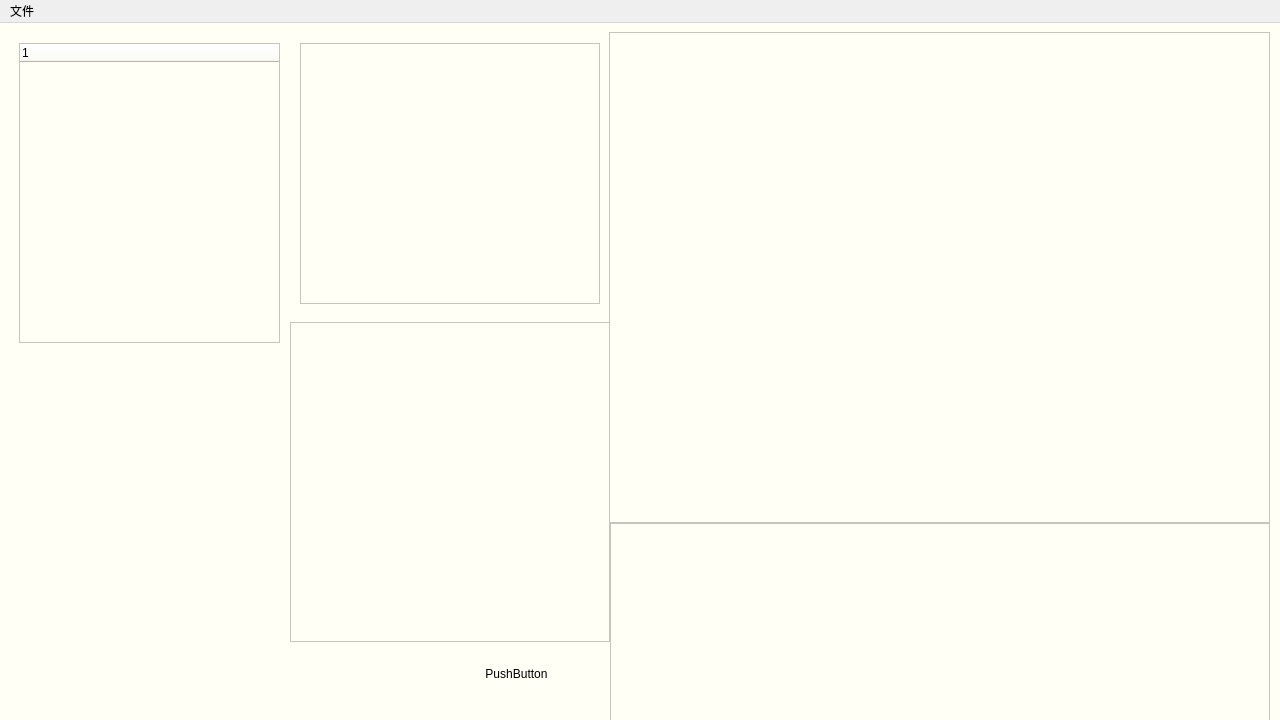
The window that mainwindow.ui (Dumeng/emore) describes before a commit, drawn with Qt 5.
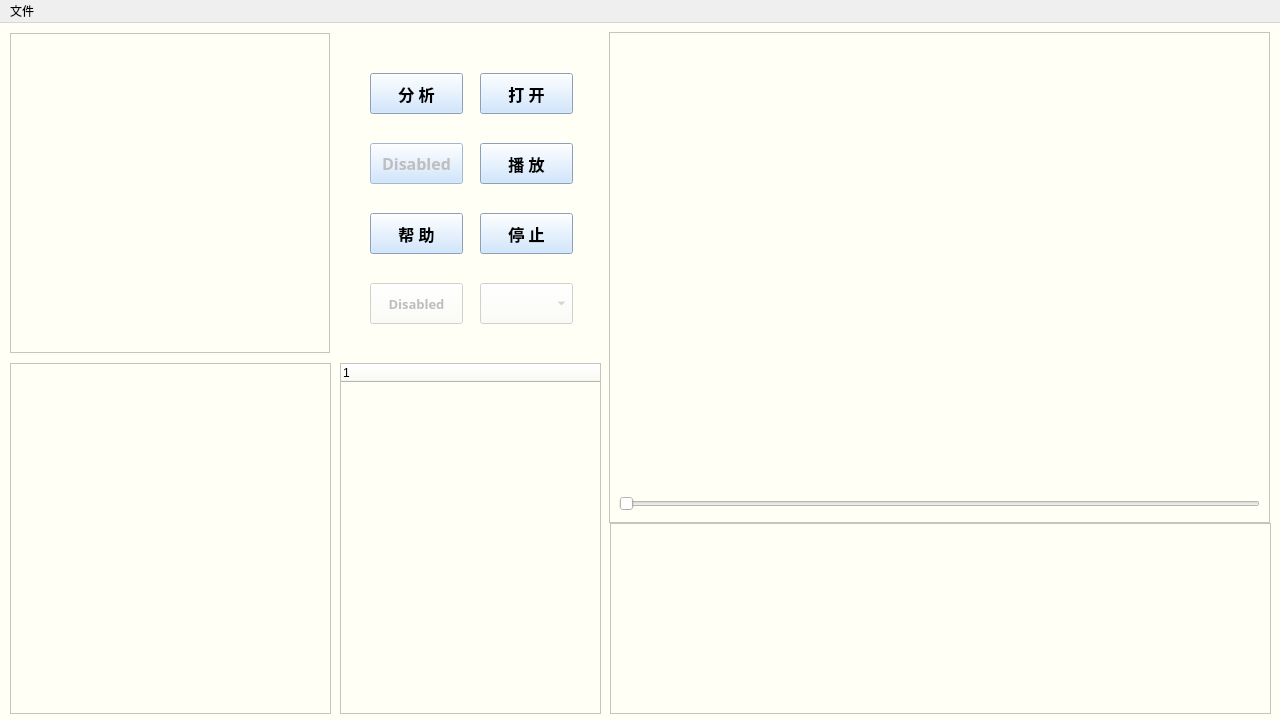
The same window after the commit. Custom widgets are drawn as their Qt base class.

What changed in the file:
```diff
--- a/mainwindow.ui
+++ b/mainwindow.ui
@@ -10,13 +10,56 @@
     <height>720</height>
    </rect>
   </property>
+  <property name="minimumSize">
+   <size>
+    <width>1280</width>
+    <height>720</height>
+   </size>
+  </property>
+  <property name="palette">
+   <palette>
+    <active>
+     <colorrole role="Button">
+      <brush brushstyle="SolidPattern">
+       <color alpha="255">
+        <red>178</red>
+        <green>235</green>
+        <blue>240</blue>
+       </color>
+      </brush>
+     </colorrole>
+    </active>
+    <inactive>
+     <colorrole role="Button">
+      <brush brushstyle="SolidPattern">
+       <color alpha="255">
+        <red>178</red>
+        <green>235</green>
+        <blue>240</blue>
+       </color>
+      </brush>
+     </colorrole>
+    </inactive>
+    <disabled>
+     <colorrole role="Button">
+      <brush brushstyle="SolidPattern">
+       <color alpha="255">
+        <red>178</red>
+        <green>235</green>
+        <blue>240</blue>
+       </color>
+      </brush>
+     </colorrole>
+    </disabled>
+   </palette>
+  </property>
   <property name="font">
    <font>
     <family>Arial</family>
    </font>
   </property>
   <property name="windowTitle">
-   <string>MainWindow</string>
+   <string>eMore</string>
   </property>
   <widget class="QWidget" name="centralWidget">
    <property name="autoFillBackground">
@@ -28,28 +71,131 @@
    <widget class="QPushButton" name="pushButton">
     <property name="geometry">
      <rect>
-      <x>470</x>
-      <y>630</y>
+      <x>480</x>
+      <y>120</y>
       <width>93</width>
       <height>41</height>
      </rect>
     </property>
+    <property name="palette">
+     <palette>
+      <active>
+       <colorrole role="Button">
+        <brush brushstyle="SolidPattern">
+         <color alpha="255">
+          <red>195</red>
+          <green>224</green>
+          <blue>255</blue>
+         </color>
+        </brush>
+       </colorrole>
+       <colorrole role="Base">
+        <brush brushstyle="SolidPattern">
+         <color alpha="255">
+          <red>195</red>
+          <green>224</green>
+          <blue>255</blue>
+         </color>
+        </brush>
+       </colorrole>
+       <colorrole role="Window">
+        <brush brushstyle="SolidPattern">
+         <color alpha="255">
+          <red>195</red>
+          <green>224</green>
+          <blue>255</blue>
+         </color>
+        </brush>
+       </colorrole>
+      </active>
+      <inactive>
+       <colorrole role="Button">
+        <brush brushstyle="SolidPattern">
+         <color alpha="255">
+          <red>195</red>
+          <green>224</green>
+          <blue>255</blue>
+         </color>
+        </brush>
+       </colorrole>
+       <colorrole role="Base">
+        <brush brushstyle="SolidPattern">
+         <color alpha="255">
+          <red>195</red>
+          <green>224</green>
+          <blue>255</blue>
+         </color>
+        </brush>
+       </colorrole>
+       <colorrole role="Window">
+        <brush brushstyle="SolidPattern">
+         <color alpha="255">
+          <red>195</red>
+          <green>224</green>
+          <blue>255</blue>
+         </color>
+        </brush>
+       </colorrole>
+      </inactive>
+      <disabled>
+       <colorrole role="Button">
+        <brush brushstyle="SolidPattern">
+         <color alpha="255">
+          <red>195</red>
+          <green>224</green>
+          <blue>255</blue>
+         </color>
+        </brush>
+       </colorrole>
+       <colorrole role="Base">
+        <brush brushstyle="SolidPattern">
+         <color alpha="255">
+          <red>195</red>
+          <green>224</green>
+          <blue>255</blue>
+         </color>
+        </brush>
+       </colorrole>
+       <colorrole role="Window">
+        <brush brushstyle="SolidPattern">
+         <color alpha="255">
+          <red>195</red>
+          <green>224</green>
+          <blue>255</blue>
+         </color>
+        </brush>
+       </colorrole>
+      </disabled>
+     </palette>
+    </property>
     <property name="font">
      <font>
-      <family>Arial</family>
+      <family>幼圆</family>
+      <pointsize>12</pointsize>
+      <weight>75</weight>
+      <bold>true</bold>
      </font>
     </property>
+    <property name="focusPolicy">
+     <enum>Qt::NoFocus</enum>
+    </property>
     <property name="autoFillBackground">
      <bool>false</bool>
     </property>
     <property name="styleSheet">
-     <string notr="true"/>
+     <string notr="true">background-color:rgb(195,224,255)</string>
     </property>
     <property name="text">
-     <string>PushButton</string>
+     <string>播 放</string>
+    </property>
+    <property name="autoDefault">
+     <bool>false</bool>
+    </property>
+    <property name="default">
+     <bool>false</bool>
     </property>
     <property name="flat">
-     <bool>true</bool>
+     <bool>false</bool>
     </property>
    </widget>
    <widget class="QGraphicsView" name="MediaView">
@@ -65,10 +211,10 @@
    <widget class="QTreeWidget" name="QuestionsTree">
     <property name="geometry">
      <rect>
-      <x>19</x>
-      <y>20</y>
+      <x>340</x>
+      <y>340</y>
       <width>261</width>
-      <height>300</height>
+      <height>351</height>
      </rect>
     </property>
     <column>
@@ -80,39 +226,773 @@
    <widget class="QTableWidget" name="DetailsTable">
     <property name="geometry">
      <rect>
-      <x>300</x>
-      <y>20</y>
-      <width>300</width>
-      <height>261</height>
+      <x>10</x>
+      <y>340</y>
+      <width>321</width>
+      <height>351</height>
      </rect>
     </property>
    </widget>
    <widget class="QChartView" name="ChartViewRadar">
     <property name="geometry">
      <rect>
-      <x>290</x>
-      <y>299</y>
+      <x>10</x>
+      <y>10</y>
       <width>320</width>
       <height>320</height>
      </rect>
     </property>
+    <property name="styleSheet">
+     <string notr="true"/>
+    </property>
    </widget>
    <widget class="QChartView" name="ChartViewLine">
     <property name="geometry">
      <rect>
       <x>610</x>
       <y>500</y>
-      <width>660</width>
-      <height>200</height>
+      <width>661</width>
+      <height>191</height>
      </rect>
     </property>
    </widget>
+   <widget class="QPushButton" name="pushButton_2">
+    <property name="geometry">
+     <rect>
+      <x>480</x>
+      <y>190</y>
+      <width>93</width>
+      <height>41</height>
+     </rect>
+    </property>
+    <property name="font">
+     <font>
+      <family>幼圆</family>
+      <pointsize>12</pointsize>
+      <weight>75</weight>
+      <bold>true</bold>
+     </font>
+    </property>
+    <property name="styleSheet">
+     <string notr="true">background-color:rgb(195,224,255)</string>
+    </property>
+    <property name="text">
+     <string>停 止</string>
+    </property>
+    <property name="flat">
+     <bool>false</bool>
+    </property>
+   </widget>
+   <widget class="QPushButton" name="pushButton_3">
+    <property name="geometry">
+     <rect>
+      <x>480</x>
+      <y>50</y>
+      <width>93</width>
+      <height>41</height>
+     </rect>
+    </property>
+    <property name="palette">
+     <palette>
+      <active>
+       <colorrole role="Button">
+        <brush brushstyle="SolidPattern">
+         <color alpha="255">
+          <red>195</red>
+          <green>224</green>
+          <blue>255</blue>
+         </color>
+        </brush>
+       </colorrole>
+       <colorrole role="Base">
+        <brush brushstyle="SolidPattern">
+         <color alpha="255">
+          <red>195</red>
+          <green>224</green>
+          <blue>255</blue>
+         </color>
+        </brush>
+       </colorrole>
+       <colorrole role="Window">
+        <brush brushstyle="SolidPattern">
+         <color alpha="255">
+          <red>195</red>
+          <green>224</green>
+          <blue>255</blue>
+         </color>
+        </brush>
+       </colorrole>
+      </active>
+      <inactive>
+       <colorrole role="Button">
+        <brush brushstyle="SolidPattern">
+         <color alpha="255">
+          <red>195</red>
+          <green>224</green>
+          <blue>255</blue>
+         </color>
+        </brush>
+       </colorrole>
+       <colorrole role="Base">
+        <brush brushstyle="SolidPattern">
+         <color alpha="255">
+          <red>195</red>
+          <green>224</green>
+          <blue>255</blue>
+         </color>
+        </brush>
+       </colorrole>
+       <colorrole role="Window">
+        <brush brushstyle="SolidPattern">
+         <color alpha="255">
+          <red>195</red>
+          <green>224</green>
+          <blue>255</blue>
+         </color>
+        </brush>
+       </colorrole>
+      </inactive>
+      <disabled>
+       <colorrole role="Button">
+        <brush brushstyle="SolidPattern">
+         <color alpha="255">
+          <red>195</red>
+          <green>224</green>
+          <blue>255</blue>
+         </color>
+        </brush>
+       </colorrole>
+       <colorrole role="Base">
+        <brush brushstyle="SolidPattern">
+         <color alpha="255">
+          <red>195</red>
+          <green>224</green>
+          <blue>255</blue>
+         </color>
+        </brush>
+       </colorrole>
+       <colorrole role="Window">
+        <brush brushstyle="SolidPattern">
+         <color alpha="255">
+          <red>195</red>
+          <green>224</green>
+          <blue>255</blue>
+         </color>
+        </brush>
+       </colorrole>
+      </disabled>
+     </palette>
+    </property>
+    <property name="font">
+     <font>
+      <family>幼圆</family>
+      <pointsize>12</pointsize>
+      <weight>75</weight>
+      <bold>true</bold>
+     </font>
+    </property>
+    <property name="focusPolicy">
+     <enum>Qt::NoFocus</enum>
+    </property>
+    <property name="autoFillBackground">
+     <bool>false</bool>
+    </property>
+    <property name="styleSheet">
+     <string notr="true">background-color:rgb(195,224,255)</string>
+    </property>
+    <property name="text">
+     <string>打 开</string>
+    </property>
+    <property name="autoDefault">
+     <bool>false</bool>
+    </property>
+    <property name="default">
+     <bool>false</bool>
+    </property>
+    <property name="flat">
+     <bool>false</bool>
+    </property>
+   </widget>
+   <widget class="QSlider" name="horizontalSlider">
+    <property name="enabled">
+     <bool>true</bool>
+    </property>
+    <property name="geometry">
+     <rect>
+      <x>619</x>
+      <y>470</y>
+      <width>641</width>
+      <height>22</height>
+     </rect>
+    </property>
+    <property name="orientation">
+     <enum>Qt::Horizontal</enum>
+    </property>
+   </widget>
+   <widget class="QComboBox" name="comboBox">
+    <property name="enabled">
+     <bool>false</bool>
+    </property>
+    <property name="geometry">
+     <rect>
+      <x>480</x>
+      <y>260</y>
+      <width>93</width>
+      <height>41</height>
+     </rect>
+    </property>
+    <property name="font">
+     <font>
+      <family>幼圆</family>
+      <pointsize>12</pointsize>
+      <weight>75</weight>
+      <bold>true</bold>
+     </font>
+    </property>
+    <property name="styleSheet">
+     <string notr="true">border-color: rgb(156, 229, 255);</string>
+    </property>
+   </widget>
+   <widget class="QPushButton" name="pushButton_4">
+    <property name="geometry">
+     <rect>
+      <x>370</x>
+      <y>50</y>
+      <width>93</width>
+      <height>41</height>
+     </rect>
+    </property>
+    <property name="palette">
+     <palette>
+      <active>
+       <colorrole role="Button">
+        <brush brushstyle="SolidPattern">
+         <color alpha="255">
+          <red>195</red>
+          <green>224</green>
+          <blue>255</blue>
+         </color>
+        </brush>
+       </colorrole>
+       <colorrole role="Base">
+        <brush brushstyle="SolidPattern">
+         <color alpha="255">
+          <red>195</red>
+          <green>224</green>
+          <blue>255</blue>
+         </color>
+        </brush>
+       </colorrole>
+       <colorrole role="Window">
+        <brush brushstyle="SolidPattern">
+         <color alpha="255">
+          <red>195</red>
+          <green>224</green>
+          <blue>255</blue>
+         </color>
+        </brush>
+       </colorrole>
+      </active>
+      <inactive>
+       <colorrole role="Button">
+        <brush brushstyle="SolidPattern">
+         <color alpha="255">
+          <red>195</red>
+          <green>224</green>
+          <blue>255</blue>
+         </color>
+        </brush>
+       </colorrole>
+       <colorrole role="Base">
+        <brush brushstyle="SolidPattern">
+         <color alpha="255">
+          <red>195</red>
+          <green>224</green>
+          <blue>255</blue>
+         </color>
+        </brush>
+       </colorrole>
+       <colorrole role="Window">
+        <brush brushstyle="SolidPattern">
+         <color alpha="255">
+          <red>195</red>
+          <green>224</green>
+          <blue>255</blue>
+         </color>
+        </brush>
+       </colorrole>
+      </inactive>
+      <disabled>
+       <colorrole role="Button">
+        <brush brushstyle="SolidPattern">
+         <color alpha="255">
+          <red>195</red>
+          <green>224</green>
+          <blue>255</blue>
+         </color>
+        </brush>
+       </colorrole>
+       <colorrole role="Base">
+        <brush brushstyle="SolidPattern">
+         <color alpha="255">
+          <red>195</red>
+          <green>224</green>
+          <blue>255</blue>
+         </color>
+        </brush>
+       </colorrole>
+       <colorrole role="Window">
+        <brush brushstyle="SolidPattern">
+         <color alpha="255">
+          <red>195</red>
+          <green>224</green>
+          <blue>255</blue>
+         </color>
+        </brush>
+       </colorrole>
+      </disabled>
+     </palette>
+    </property>
+    <property name="font">
+     <font>
+      <family>幼圆</family>
+      <pointsize>12</pointsize>
+      <weight>75</weight>
+      <bold>true</bold>
+     </font>
+    </property>
+    <property name="focusPolicy">
+     <enum>Qt::NoFocus</enum>
+    </property>
+    <property name="autoFillBackground">
+     <bool>false</bool>
+    </property>
+    <property name="styleSheet">
+     <string notr="true">background-color:rgb(195,224,255)</string>
+    </property>
+    <property name="text">
+     <string>分 析</string>
+    </property>
+    <property name="autoDefault">
+     <bool>false</bool>
+    </property>
+    <property name="default">
+     <bool>false</bool>
+    </property>
+    <property name="flat">
+     <bool>false</bool>
+    </property>
+   </widget>
+   <widget class="QPushButton" name="pushButton_5">
+    <property name="enabled">
+     <bool>false</bool>
+    </property>
+    <property name="geometry">
+     <rect>
+      <x>370</x>
+      <y>120</y>
+      <width>93</width>
+      <height>41</height>
+     </rect>
+    </property>
+    <property name="palette">
+     <palette>
+      <active>
+       <colorrole role="Button">
+        <brush brushstyle="SolidPattern">
+         <color alpha="255">
+          <red>195</red>
+          <green>224</green>
+          <blue>255</blue>
+         </color>
+        </brush>
+       </colorrole>
+       <colorrole role="Base">
+        <brush brushstyle="SolidPattern">
+         <color alpha="255">
+          <red>195</red>
+          <green>224</green>
+          <blue>255</blue>
+         </color>
+        </brush>
+       </colorrole>
+       <colorrole role="Window">
+        <brush brushstyle="SolidPattern">
+         <color alpha="255">
+          <red>195</red>
+          <green>224</green>
+          <blue>255</blue>
+         </color>
+        </brush>
+       </colorrole>
+      </active>
+      <inactive>
+       <colorrole role="Button">
+        <brush brushstyle="SolidPattern">
+         <color alpha="255">
+          <red>195</red>
+          <green>224</green>
+          <blue>255</blue>
+         </color>
+        </brush>
+       </colorrole>
+       <colorrole role="Base">
+        <brush brushstyle="SolidPattern">
+         <color alpha="255">
+          <red>195</red>
+          <green>224</green>
+          <blue>255</blue>
+         </color>
+        </brush>
+       </colorrole>
+       <colorrole role="Window">
+        <brush brushstyle="SolidPattern">
+         <color alpha="255">
+          <red>195</red>
+          <green>224</green>
+          <blue>255</blue>
+         </color>
+        </brush>
+       </colorrole>
+      </inactive>
+      <disabled>
+       <colorrole role="Button">
+        <brush brushstyle="SolidPattern">
+         <color alpha="255">
+          <red>195</red>
+          <green>224</green>
+          <blue>255</blue>
+         </color>
+        </brush>
+       </colorrole>
+       <colorrole role="Base">
+        <brush brushstyle="SolidPattern">
+         <color alpha="255">
+          <red>195</red>
+          <green>224</green>
+          <blue>255</blue>
+         </color>
+        </brush>
+       </colorrole>
+       <colorrole role="Window">
+        <brush brushstyle="SolidPattern">
+         <color alpha="255">
+          <red>195</red>
+          <green>224</green>
+          <blue>255</blue>
+         </color>
+        </brush>
+       </colorrole>
+      </disabled>
+     </palette>
+    </property>
+    <property name="font">
+     <font>
+      <family>幼圆</family>
+      <pointsize>12</pointsize>
+      <weight>75</weight>
+      <bold>true</bold>
+     </font>
+    </property>
+    <property name="focusPolicy">
+     <enum>Qt::NoFocus</enum>
+    </property>
+    <property name="autoFillBackground">
+     <bool>false</bool>
+    </property>
+    <property name="styleSheet">
+     <string notr="true">background-color:rgb(195,224,255)</string>
+    </property>
+    <property name="text">
+     <string>Disabled</string>
+    </property>
+    <property name="autoDefault">
+     <bool>false</bool>
+    </property>
+    <property name="default">
+     <bool>false</bool>
+    </property>
+    <property name="flat">
+     <bool>false</bool>
+    </property>
+   </widget>
+   <widget class="QPushButton" name="pushButton_6">
+    <property name="geometry">
+     <rect>
+      <x>370</x>
+      <y>190</y>
+      <width>93</width>
+      <height>41</height>
+     </rect>
+    </property>
+    <property name="palette">
+     <palette>
+      <active>
+       <colorrole role="Button">
+        <brush brushstyle="SolidPattern">
+         <color alpha="255">
+          <red>195</red>
+          <green>224</green>
+          <blue>255</blue>
+         </color>
+        </brush>
+       </colorrole>
+       <colorrole role="Base">
+        <brush brushstyle="SolidPattern">
+         <color alpha="255">
+          <red>195</red>
+          <green>224</green>
+          <blue>255</blue>
+         </color>
+        </brush>
+       </colorrole>
+       <colorrole role="Window">
+        <brush brushstyle="SolidPattern">
+         <color alpha="255">
+          <red>195</red>
+          <green>224</green>
+          <blue>255</blue>
+         </color>
+        </brush>
+       </colorrole>
+      </active>
+      <inactive>
+       <colorrole role="Button">
+        <brush brushstyle="SolidPattern">
+         <color alpha="255">
+          <red>195</red>
+          <green>224</green>
+          <blue>255</blue>
+         </color>
+        </brush>
+       </colorrole>
+       <colorrole role="Base">
+        <brush brushstyle="SolidPattern">
+         <color alpha="255">
+          <red>195</red>
+          <green>224</green>
+          <blue>255</blue>
+         </color>
+        </brush>
+       </colorrole>
+       <colorrole role="Window">
+        <brush brushstyle="SolidPattern">
+         <color alpha="255">
+          <red>195</red>
+          <green>224</green>
+          <blue>255</blue>
+         </color>
+        </brush>
+       </colorrole>
+      </inactive>
+      <disabled>
+       <colorrole role="Button">
+        <brush brushstyle="SolidPattern">
+         <color alpha="255">
+          <red>195</red>
+          <green>224</green>
+          <blue>255</blue>
+         </color>
+        </brush>
+       </colorrole>
+       <colorrole role="Base">
+        <brush brushstyle="SolidPattern">
+         <color alpha="255">
+          <red>195</red>
+          <green>224</green>
+          <blue>255</blue>
+         </color>
+        </brush>
+       </colorrole>
+       <colorrole role="Window">
+        <brush brushstyle="SolidPattern">
+         <color alpha="255">
+          <red>195</red>
+          <green>224</green>
+          <blue>255</blue>
+         </color>
+        </brush>
+       </colorrole>
+      </disabled>
+     </palette>
+    </property>
+    <property name="font">
+     <font>
+      <family>幼圆</family>
+      <pointsize>12</pointsize>
+      <weight>75</weight>
+      <bold>true</bold>
+     </font>
+    </property>
+    <property name="focusPolicy">
+     <enum>Qt::NoFocus</enum>
+    </property>
+    <property name="autoFillBackground">
+     <bool>false</bool>
+    </property>
+    <property name="styleSheet">
+     <string notr="true">background-color:rgb(195,224,255)</string>
+    </property>
+    <property name="text">
+     <string>帮 助</string>
+    </property>
+    <property name="autoDefault">
+     <bool>false</bool>
+    </property>
+    <property name="default">
+     <bool>false</bool>
+    </property>
+    <property name="flat">
+     <bool>false</bool>
+    </property>
+   </widget>
+   <widget class="QPushButton" name="pushButton_7">
+    <property name="enabled">
+     <bool>false</bool>
+    </property>
+    <property name="geometry">
+     <rect>
+      <x>370</x>
+      <y>260</y>
+      <width>93</width>
+      <height>41</height>
+     </rect>
+    </property>
+    <property name="palette">
+     <palette>
+      <active>
+       <colorrole role="Button">
+        <brush brushstyle="SolidPattern">
+         <color alpha="255">
+          <red>255</red>
+          <green>255</green>
+          <blue>245</blue>
+         </color>
+        </brush>
+       </colorrole>
+       <colorrole role="Base">
+        <brush brushstyle="SolidPattern">
+         <color alpha="255">
+          <red>255</red>
+          <green>255</green>
+          <blue>245</blue>
+         </color>
+        </brush>
+       </colorrole>
+       <colorrole role="Window">
+        <brush brushstyle="SolidPattern">
+         <color alpha="255">
+          <red>255</red>
+          <green>255</green>
+          <blue>245</blue>
+         </color>
+        </brush>
+       </colorrole>
+      </active>
+      <inactive>
+       <colorrole role="Button">
+        <brush brushstyle="SolidPattern">
+         <color alpha="255">
+          <red>255</red>
+          <green>255</green>
+          <blue>245</blue>
+         </color>
+        </brush>
+       </colorrole>
+       <colorrole role="Base">
+        <brush brushstyle="SolidPattern">
+         <color alpha="255">
+          <red>255</red>
+          <green>255</green>
+          <blue>245</blue>
+         </color>
+        </brush>
+       </colorrole>
+       <colorrole role="Window">
+        <brush brushstyle="SolidPattern">
+         <color alpha="255">
+          <red>255</red>
+          <green>255</green>
+          <blue>245</blue>
+         </color>
+        </brush>
+       </colorrole>
+      </inactive>
+      <disabled>
+       <colorrole role="Button">
+        <brush brushstyle="SolidPattern">
+         <color alpha="255">
+          <red>255</red>
+          <green>255</green>
+          <blue>245</blue>
+         </color>
+        </brush>
+       </colorrole>
+       <colorrole role="Base">
+        <brush brushstyle="SolidPattern">
+         <color alpha="255">
+          <red>255</red>
+          <green>255</green>
+          <blue>245</blue>
+         </color>
+        </brush>
+       </colorrole>
+       <colorrole role="Window">
+        <brush brushstyle="SolidPattern">
+         <color alpha="255">
+          <red>255</red>
+          <green>255</green>
+          <blue>245</blue>
+         </color>
+        </brush>
+       </colorrole>
+      </disabled>
+     </palette>
+    </property>
+    <property name="font">
+     <font>
+      <family>幼圆</family>
+      <pointsize>10</pointsize>
+      <weight>75</weight>
+      <bold>true</bold>
+     </font>
+    </property>
+    <property name="focusPolicy">
+     <enum>Qt::NoFocus</enum>
+    </property>
+    <property name="autoFillBackground">
+     <bool>false</bool>
+    </property>
+    <property name="styleSheet">
+     <string notr="true"/>
+    </property>
+    <property name="text">
+     <string>Disabled</string>
+    </property>
+    <property name="autoDefault">
+     <bool>false</bool>
+    </property>
+    <property name="default">
+     <bool>false</bool>
+    </property>
+    <property name="flat">
+     <bool>false</bool>
+    </property>
+   </widget>
+   <zorder>comboBox</zorder>
    <zorder>ChartViewRadar</zorder>
    <zorder>pushButton</zorder>
    <zorder>QuestionsTree</zorder>
    <zorder>DetailsTable</zorder>
    <zorder>ChartViewLine</zorder>
    <zorder>MediaView</zorder>
+   <zorder>pushButton_2</zorder>
+   <zorder>pushButton_3</zorder>
+   <zorder>horizontalSlider</zorder>
+   <zorder>pushButton_4</zorder>
+   <zorder>pushButton_5</zorder>
+   <zorder>pushButton_6</zorder>
+   <zorder>pushButton_7</zorder>
   </widget>
   <widget class="QMenuBar" name="menuBar">
    <property name="geometry">
@@ -120,7 +1000,7 @@
      <x>0</x>
      <y>0</y>
      <width>1280</width>
-     <height>26</height>
+     <height>25</height>
     </rect>
    </property>
    <widget class="QMenu" name="menu">
```
